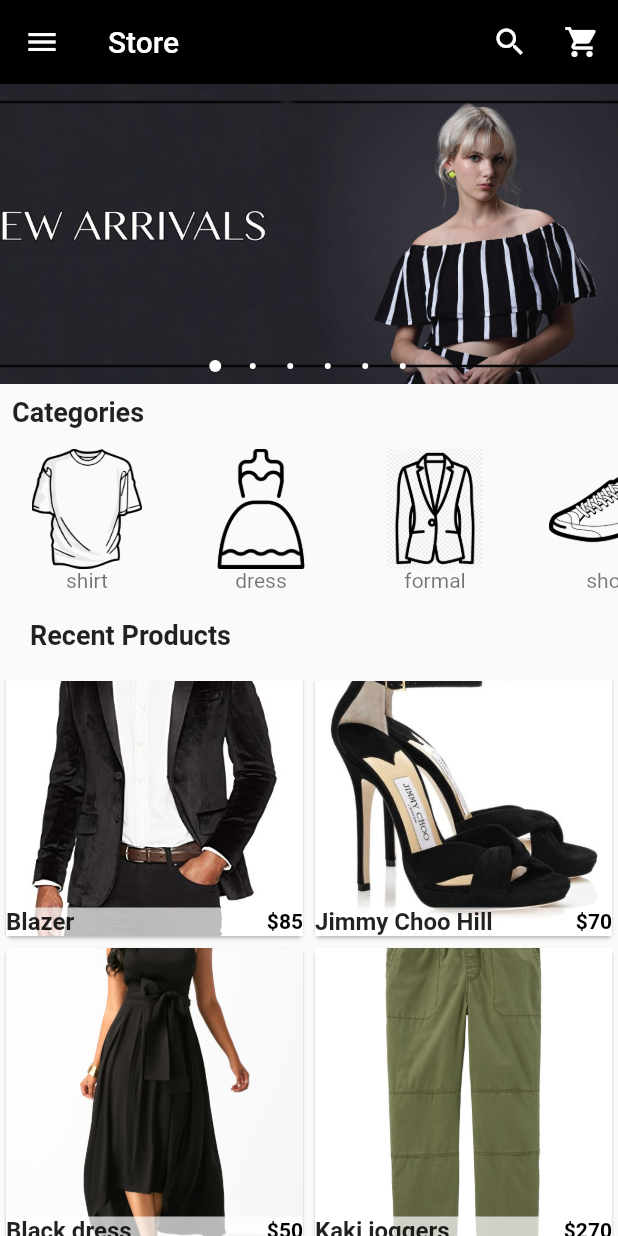
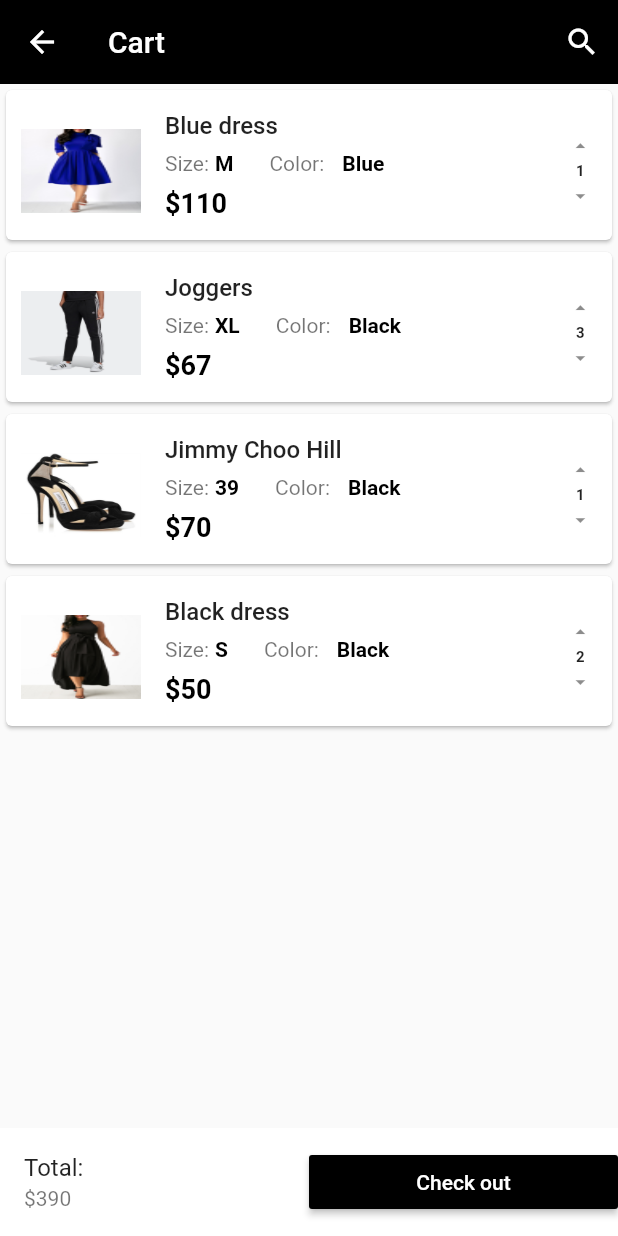
Before and after one commit to skaidevs/e_commerce, a Flutter app: the screen it shows after launch, scrolled down 238 dp, after a tap on the "shopping cart" icon, on a phone screen of 412 x 824 dp. Run offline on Flutter 3.47's test engine with Material 2 defaults, Android fonts, the light colour scheme and no system bars; drawn by our look-alikes of carousel_pro.

Commit message:
Cart Page

```diff
--- /dev/null
+++ b/lib/componets/cart_products.dart
@@ -0,0 +1,163 @@
+import 'package:flutter/material.dart';
+
+class CartProducts extends StatefulWidget {
+  @override
+  _CartProductsState createState() => _CartProductsState();
+}
+
+class _CartProductsState extends State<CartProducts> {
+  var productsOnTheCart = [
+    {
+      "name": "Blue dress",
+      "pictures": "images/products/dress2.jpg",
+      "price": "110",
+      "size": "M",
+      "color": "Blue",
+      "quantity": 1,
+    },
+    {
+      "name": "Joggers",
+      "pictures": "images/products/pants1.jpg",
+      "price": "67",
+      "size": "XL",
+      "color": "Black",
+      "quantity": 3,
+    },
+    {
+      "name": "Jimmy Choo Hill",
+      "pictures": "images/products/hills1.jpg",
+      "price": "70",
+      "size": "39",
+      "color": "Black",
+      "quantity": 1,
+    },
+    {
+      "name": "Black dress",
+      "pictures": "images/products/dress1.jpg",
+      "price": "50",
+      "size": "S",
+      "color": "Black",
+      "quantity": 2,
+    },
+  ];
+  @override
+  Widget build(BuildContext context) {
+    return ListView.builder(
+      itemBuilder: (context, index) {
+        return SingleCartProduct(
+          cartProductName: productsOnTheCart[index]["name"],
+          cartProductPicture: productsOnTheCart[index]["pictures"],
+          cartProductPrice: productsOnTheCart[index]["price"],
+          cartProductSize: productsOnTheCart[index]["size"],
+          cartProductColor: productsOnTheCart[index]["color"],
+          cartProductQuantity: productsOnTheCart[index]["quantity"],
+        );
+      },
+      itemCount: productsOnTheCart.length,
+    );
+  }
+}
+
+class SingleCartProduct extends StatelessWidget {
+  final cartProductName;
+  final cartProductPicture;
+  final cartProductPrice;
+  final cartProductSize;
+  final cartProductColor;
+  final cartProductQuantity;
+
+  SingleCartProduct(
+      {this.cartProductName,
+      this.cartProductPicture,
+      this.cartProductPrice,
+      this.cartProductSize,
+      this.cartProductColor,
+      this.cartProductQuantity});
+
+  @override
+  Widget build(BuildContext context) {
+    return Card(
+      child: ListTile(
+        contentPadding: EdgeInsets.all(10.0),
+        //===== leading section
+        leading: Container(
+          width: 80.0,
+          height: 80.0,
+          child: Image.asset(
+            cartProductPicture,
+            fit: BoxFit.fill,
+          ),
+        ),
+        title: Text(
+          cartProductName,
+          style: TextStyle(fontWeight: FontWeight.w500),
+        ),
+        subtitle: Column(
+          children: <Widget>[
+            Row(
+              children: <Widget>[
+                //=====Size section
+                Padding(
+                  padding: const EdgeInsets.all(0.0),
+                  child: Text('Size:'),
+                ),
+                Padding(
+                  padding: const EdgeInsets.all(4.0),
+                  child: Text(
+                    cartProductSize,
+                    style: TextStyle(
+                        color: Colors.black, fontWeight: FontWeight.bold),
+                  ),
+                ),
+
+                //=====Color section
+                Padding(
+                  padding: const EdgeInsets.fromLTRB(20.0, 8.0, 8.0, 8.0),
+                  child: Text('Color:'),
+                ),
+                Padding(
+                  padding: const EdgeInsets.all(4.0),
+                  child: Text(
+                    cartProductColor,
+                    style: TextStyle(
+                        color: Colors.black, fontWeight: FontWeight.bold),
+                  ),
+                ),
+              ],
+            ),
+            //====== Product price section
+            Container(
+              alignment: Alignment.bottomLeft,
+              child: Text(
+                "\$$cartProductPrice",
+                style: TextStyle(
+                    color: Colors.black,
+                    fontSize: 18.0,
+                    fontWeight: FontWeight.bold),
+              ),
+            )
+          ],
+        ),
+        trailing: FittedBox(
+          fit: BoxFit.fill,
+          child: Column(
+            children: <Widget>[
+              IconButton(
+                  icon: Icon(Icons.arrow_drop_up),
+                  iconSize: 40.0,
+                  onPressed: () {}),
+              Text(
+                "$cartProductQuantity",
+                style: TextStyle(fontWeight: FontWeight.w600, fontSize: 25.0),
+              ),
+              IconButton(
+                  icon: Icon(Icons.arrow_drop_down),
+                  iconSize: 40.0,
+                  onPressed: () {}),
+            ],
+          ),
+        ),
+      ),
+    );
+  }
+}
--- a/lib/main.dart
+++ b/lib/main.dart
@@ -3,6 +3,7 @@ import 'package:carousel_pro/carousel_pro.dart';
 //My imports
 import 'package:e_commerce/componets/horizontal_listview.dart';
 import 'componets/products.dart';
+import 'package:e_commerce/pages/cart.dart';
 
 void main() => runApp(MyApp());
 
@@ -66,7 +67,14 @@ class _MyHomePageState extends State<MyHomePage> {
                 Icons.shopping_cart,
                 color: Colors.white,
               ),
-              onPressed: () {})
+              onPressed: () {
+                Navigator.push(
+                  context,
+                  MaterialPageRoute(
+                    builder: (context) => Cart(),
+                  ),
+                );
+              })
         ],
       ),
       drawer: Drawer(
@@ -114,7 +122,14 @@ class _MyHomePageState extends State<MyHomePage> {
             ),
 
             InkWell(
-              onTap: () {},
+              onTap: () {
+                Navigator.push(
+                  context,
+                  MaterialPageRoute(
+                    builder: (context) => Cart(),
+                  ),
+                );
+              },
               child: ListTile(
                 title: Text('Shopping Cart'),
                 leading: Icon(Icons.shopping_cart),
--- /dev/null
+++ b/lib/pages/cart.dart
@@ -0,0 +1,54 @@
+import 'package:flutter/material.dart';
+
+//My imports
+import 'package:e_commerce/componets/cart_products.dart';
+
+class Cart extends StatefulWidget {
+  @override
+  _CartState createState() => _CartState();
+}
+
+class _CartState extends State<Cart> {
+  @override
+  Widget build(BuildContext context) {
+    return Scaffold(
+      appBar: AppBar(
+        elevation: 0.0,
+        backgroundColor: Colors.black,
+        title: Text('Cart'),
+        actions: <Widget>[
+          IconButton(
+              icon: Icon(
+                Icons.search,
+                color: Colors.white,
+              ),
+              onPressed: () {}),
+        ],
+      ),
+      body: CartProducts(),
+      bottomNavigationBar: Container(
+        color: Colors.white,
+        child: Row(
+          children: <Widget>[
+            Expanded(
+              child: ListTile(
+                title: Text('Total:'),
+                subtitle: Text("\$390"),
+              ),
+            ),
+            Expanded(
+              child: MaterialButton(
+                onPressed: () {},
+                color: Colors.black,
+                child: Text(
+                  'Check out',
+                  style: TextStyle(color: Colors.white),
+                ),
+              ),
+            ),
+          ],
+        ),
+      ),
+    );
+  }
+}
```
